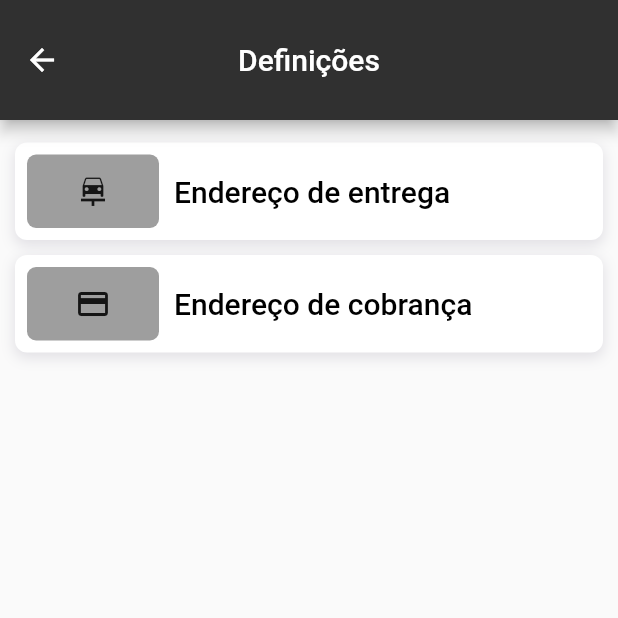
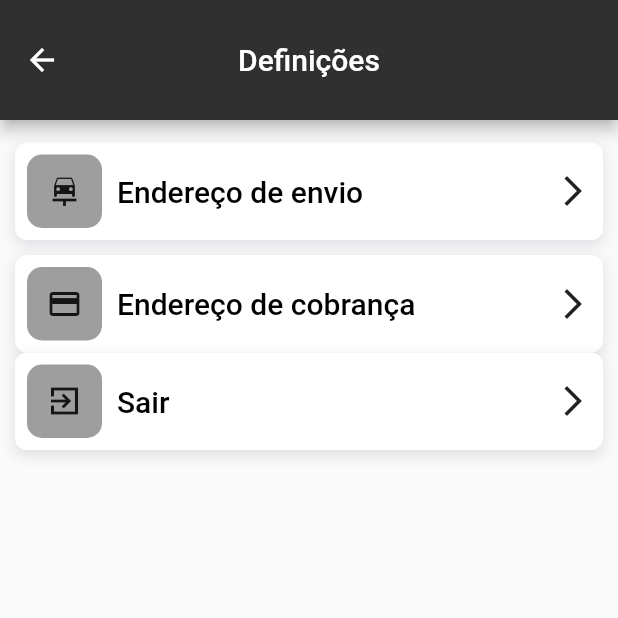
Before and after one commit to Clesyo/schop, a Flutter app: the SettingsPage screen opened directly, on a phone screen of 412 x 824 dp, the top half of it. Run offline on Flutter 3.47's test engine with Material 2 defaults, Android fonts, the phone set to English and light mode, and no system bars; our stand-ins replace firebase_core, google_fonts; accounts and stored records are empty.

Commit message:
Primeiro commit

```diff
--- a/lib/configuration/profile/settings_page.dart
+++ b/lib/configuration/profile/settings_page.dart
@@ -1,3 +1,5 @@
+import 'package:CShop/configuration/pages/billing_address_page.dart';
+import 'package:CShop/configuration/pages/shipping_address_page.dart';
 import 'package:CShop/core/app_colors.dart';
 import 'package:flutter/material.dart';
 
@@ -16,12 +18,26 @@ class SettingsPage extends StatelessWidget {
         child: Column(
           children: [
             buildCardSettings(context,
-                icon: Icon(Icons.car_repair), label: "Endereço de entrega"),
+                icon: Icon(Icons.car_repair),
+                label: "Endereço de envio",
+                press: () => Navigator.push(
+                    context,
+                    MaterialPageRoute(
+                        builder: (context) => ShippingAddressPage()))),
             SizedBox(
               height: 10,
             ),
             buildCardSettings(context,
-                icon: Icon(Icons.credit_card), label: "Endereço de cobrança"),
+                icon: Icon(Icons.credit_card),
+                label: "Endereço de cobrança",
+                press: () => Navigator.push(
+                    context,
+                    MaterialPageRoute(
+                        builder: (context) => BillingAddressPage()))),
+            buildCardSettings(context,
+                icon: Icon(Icons.exit_to_app_sharp), label: "Sair", press: () {
+              print("Sair");
+            }),
           ],
         ),
       ),
@@ -29,8 +45,12 @@ class SettingsPage extends StatelessWidget {
   }
 
   Widget buildCardSettings(BuildContext context,
-      {required Icon icon, required String label}) {
-    return Container(
+      {required Icon icon,
+      required String label,
+      required VoidCallback press}) {
+    return GestureDetector(
+      onTap: press,
+      child: Container(
           height: 65,
           decoration: BoxDecoration(boxShadow: [
             BoxShadow(
@@ -43,13 +63,13 @@ class SettingsPage extends StatelessWidget {
           child: Row(
             mainAxisAlignment: MainAxisAlignment.spaceBetween,
             children: [
-            FlatButton(
+              Container(
+                width: 50,
                 height: 50,
+                child: icon,
+                decoration: BoxDecoration(
                     color: Colors.grey,
-              onPressed: () {},
-              child: icon,
-              shape: RoundedRectangleBorder(
-                  borderRadius: BorderRadius.circular(6)),
+                    borderRadius: BorderRadius.circular(10)),
               ),
               SizedBox(
                 width: 10,
@@ -62,8 +82,10 @@ class SettingsPage extends StatelessWidget {
                       .headline6!
                       .copyWith(color: Colors.black),
                 ),
-            )
+              ),
+              Icon(Icons.arrow_forward_ios)
             ],
-        ));
+          )),
+    );
   }
 }
--- a/lib/core/app_widget.dart
+++ b/lib/core/app_widget.dart
@@ -1,6 +1,3 @@
-import 'package:CShop/home/home_page.dart';
-import 'package:CShop/login/login_page.dart';
-import 'package:CShop/register/register_page.dart';
 import 'package:CShop/splash/splash_page.dart';
 import 'package:flutter/material.dart';
 
--- a/lib/main.dart
+++ b/lib/main.dart
@@ -1,6 +1,9 @@
 import 'package:CShop/core/app_widget.dart';
+import 'package:firebase_core/firebase_core.dart';
 import 'package:flutter/material.dart';
 
-void main() {
+Future<void> main() async {
+  WidgetsFlutterBinding.ensureInitialized();
+  await Firebase.initializeApp();
   runApp(AppWidget());
 }
--- a/pubspec.yaml
+++ b/pubspec.yaml
@@ -11,10 +11,16 @@ dependencies:
   cupertino_icons: ^1.0.2
   google_fonts: ^2.0.0
   flutter_svg: ^0.22.0
+  firebase_auth: ^1.2.0
+  firebase_core: ^1.2.0
+  cloud_firestore: ^2.2.0
+  provider: ^5.0.0
+
 
 dev_dependencies:
   flutter_test:
     sdk: flutter
+
 
 flutter:
   assets:
```
Also changed, not shown: lib/configuration/pages/billing_address_page.dart (added, +67 -0 lines), lib/configuration/pages/shipping_address_page.dart (added, +59 -0 lines), lib/configuration/pages/widget/card_address_widget.dart (added, +38 -0 lines), pubspec.lock, 3 other files. Lines whose indentation alone changed are shown as unchanged.
